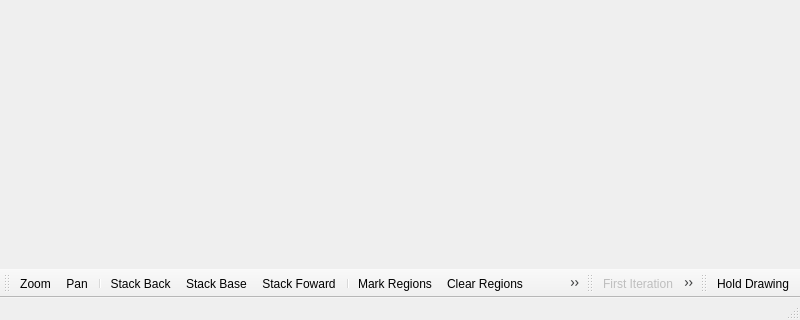
First picture: the form in code/plotms/implement/Gui/PlotMSPlotter.ui, repository radio-astro/casa, before the edit; both pictures show x 0 to 800 and y 280 to 600 of the 800 by 600 pixel window.
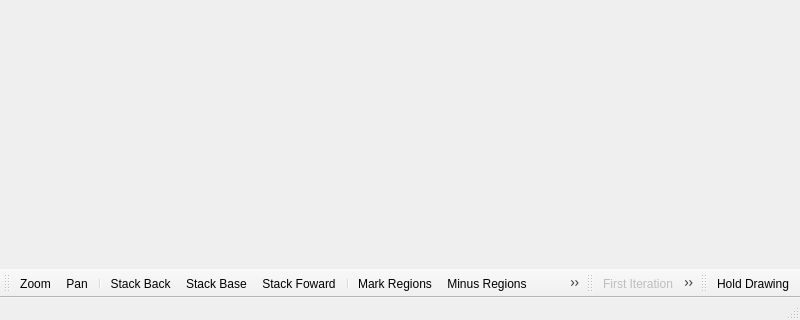
Second picture: the form after the edit. Icons and pictures are not drawn.

Commit message: New Development: Yes             JIRA Issue: CAS-1971         Ready for Test: Yes      Interface Changes: Yes What Interface Changed: GUI: new button to subtract selection regions. API: Enum for actions, tools in generic plot.

Patch:
```diff
--- a/code/plotms/implement/Gui/PlotMSPlotter.ui
+++ b/code/plotms/implement/Gui/PlotMSPlotter.ui
@@ -108,6 +108,7 @@
    <addaction name="actionStackForward" />
    <addaction name="separator" />
    <addaction name="actionMarkRegions" />
+   <addaction name="actionMinusRegions" />
    <addaction name="actionClearRegions" />
    <addaction name="actionFlag" />
    <addaction name="actionUnflag" />
@@ -429,6 +430,23 @@
     <string>MS Summary</string>
    </property>
   </action>
+  <action name="actionMinusRegions" >
+   <property name="checkable" >
+    <bool>true</bool>
+   </property>
+   <property name="icon" >
+    <iconset resource="PlotMSPlotter.qrc" >:/actions/images/minus-bv.png</iconset>
+   </property>
+   <property name="text" >
+    <string>Minus Regions</string>
+   </property>
+   <property name="iconText" >
+    <string>Minus Regions</string>
+   </property>
+   <property name="toolTip" >
+    <string>Subtract existing regions within new rectangle</string>
+   </property>
+  </action>
  </widget>
  <resources>
   <include location="PlotMSPlotter.qrc" />
```
Left out of the diff: 5 changed lines with no effect on the pictures. The commit also changes 17 other files.
